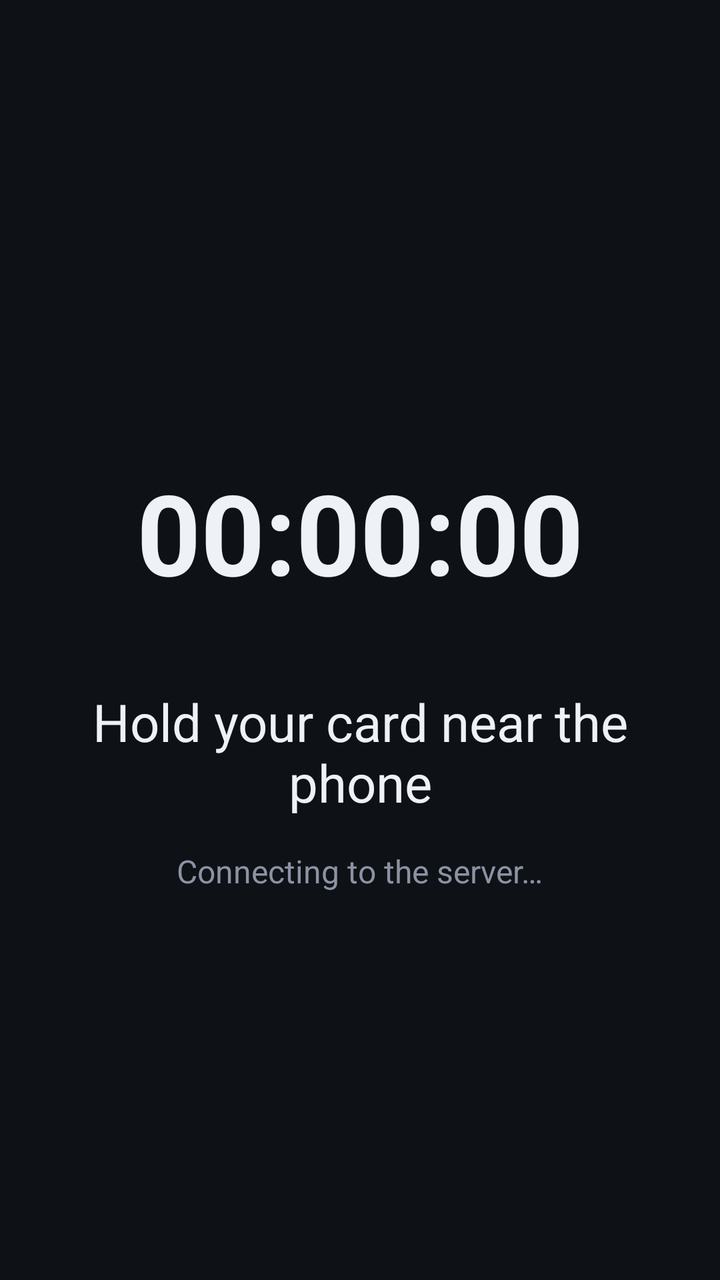
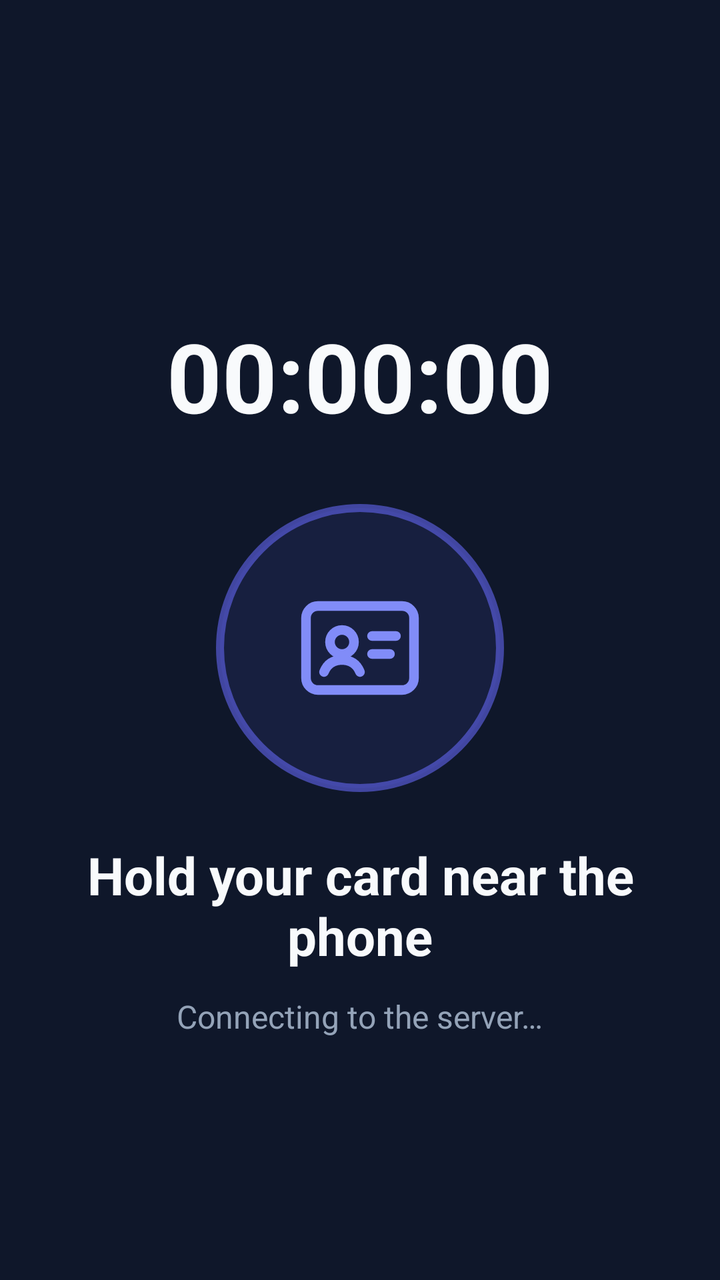

Screens rendered from an Android XML layout before and after an edit, with the pre-edit source and the edit as a unified diff.
<!-- AndroidManifest.xml: activity theme android:Theme.Material.NoActionBar.Fullscreen -->
<!-- res/layout/activity_kiosk.xml -->
<?xml version="1.0" encoding="utf-8"?>
<FrameLayout xmlns:android="http://schemas.android.com/apk/res/android"
    android:layout_width="match_parent"
    android:layout_height="match_parent"
    android:background="#0E1116"
    android:keepScreenOn="true">

    
    <WebView
        android:id="@+id/web"
        android:layout_width="match_parent"
        android:layout_height="match_parent"
        android:background="#0E1116"
        android:visibility="invisible" />

    
    <LinearLayout
        android:id="@+id/nativeScreen"
        android:layout_width="match_parent"
        android:layout_height="match_parent"
        android:gravity="center"
        android:orientation="vertical"
        android:padding="24dp">

        <TextView
            android:id="@+id/doorName"
            android:layout_width="wrap_content"
            android:layout_height="wrap_content"
            android:textColor="#8B93A3"
            android:textSize="20sp" />

        <TextClock
            android:layout_width="wrap_content"
            android:layout_height="wrap_content"
            android:layout_marginTop="8dp"
            android:format12Hour="HH:mm:ss"
            android:format24Hour="HH:mm:ss"
            android:textColor="#EEF1F6"
            android:textSize="56sp"
            android:textStyle="bold" />

        <TextView
            android:layout_width="wrap_content"
            android:layout_height="wrap_content"
            android:layout_marginTop="40dp"
            android:text="@string/ready"
            android:textAlignment="center"
            android:textColor="#EEF1F6"
            android:textSize="26sp" />

        <TextView
            android:id="@+id/nativeStatus"
            android:layout_width="wrap_content"
            android:layout_height="wrap_content"
            android:layout_marginTop="16dp"
            android:text="@string/connecting"
            android:textAlignment="center"
            android:textColor="#8B93A3"
            android:textSize="16sp" />
    </LinearLayout>

    
    <LinearLayout
        android:id="@+id/overlay"
        android:layout_width="match_parent"
        android:layout_height="match_parent"
        android:background="#0E1116"
        android:clickable="true"
        android:gravity="center"
        android:orientation="vertical"
        android:padding="24dp"
        android:visibility="gone">

        <TextView
            android:id="@+id/ovIcon"
            android:layout_width="160dp"
            android:layout_height="160dp"
            android:gravity="center"
            android:textSize="96sp"
            android:textStyle="bold" />

        <TextView
            android:id="@+id/ovTitle"
            android:layout_width="wrap_content"
            android:layout_height="wrap_content"
            android:layout_marginTop="20dp"
            android:textAlignment="center"
            android:textSize="30sp" />

        <TextView
            android:id="@+id/ovName"
            android:layout_width="wrap_content"
            android:layout_height="wrap_content"
            android:layout_marginTop="6dp"
            android:textAlignment="center"
            android:textColor="#EEF1F6"
            android:textSize="54sp"
            android:textStyle="bold" />

        <TextView
            android:id="@+id/ovSub"
            android:layout_width="wrap_content"
            android:layout_height="wrap_content"
            android:layout_marginTop="6dp"
            android:textAlignment="center"
            android:textColor="#8B93A3"
            android:textSize="20sp" />
    </LinearLayout>

    
    <TextView
        android:id="@+id/banner"
        android:layout_width="wrap_content"
        android:layout_height="wrap_content"
        android:layout_gravity="bottom|center_horizontal"
        android:layout_marginBottom="100dp"
        android:background="#2E1012"
        android:padding="12dp"
        android:textColor="#EEF1F6"
        android:textSize="15sp"
        android:visibility="gone" />

    
    <View
        android:id="@+id/adminCorner"
        android:layout_width="80dp"
        android:layout_height="80dp"
        android:layout_gravity="top|right" />
</FrameLayout>
<!-- resources referenced by this layout -->
<resources>
  <string name="connecting">Connecting to the server…</string>
  <string name="ready">Hold your card near the phone</string>
</resources>

<!-- the commit's change to res/layout/activity_kiosk.xml (unified diff, before → after) -->
@@ -2,7 +2,7 @@
 <FrameLayout xmlns:android="http://schemas.android.com/apk/res/android"
     android:layout_width="match_parent"
     android:layout_height="match_parent"
-    android:background="#0E1116"
+    android:background="@color/kiosk_bg"
     android:keepScreenOn="true">
 
     
@@ -10,7 +10,7 @@
         android:id="@+id/web"
         android:layout_width="match_parent"
         android:layout_height="match_parent"
-        android:background="#0E1116"
+        android:background="@color/kiosk_bg"
         android:visibility="invisible" />
 
     
@@ -26,7 +26,7 @@
             android:id="@+id/doorName"
             android:layout_width="wrap_content"
             android:layout_height="wrap_content"
-            android:textColor="#8B93A3"
+            android:textColor="@color/kiosk_muted"
             android:textSize="20sp" />
 
         <TextClock
@@ -35,27 +35,38 @@
             android:layout_marginTop="8dp"
             android:format12Hour="HH:mm:ss"
             android:format24Hour="HH:mm:ss"
-            android:textColor="#EEF1F6"
-            android:textSize="56sp"
+            android:textColor="@color/kiosk_text"
+            android:textSize="48sp"
             android:textStyle="bold" />
+
+        <ImageView
+            android:layout_width="144dp"
+            android:layout_height="144dp"
+            android:layout_marginTop="32dp"
+            android:background="@drawable/bg_idle_ring"
+            android:contentDescription="@null"
+            android:padding="36dp"
+            android:src="@drawable/ic_result_card"
+            android:tint="@color/kiosk_brand_soft" />
 
         <TextView
             android:layout_width="wrap_content"
             android:layout_height="wrap_content"
-            android:layout_marginTop="40dp"
+            android:layout_marginTop="24dp"
             android:text="@string/ready"
             android:textAlignment="center"
-            android:textColor="#EEF1F6"
-            android:textSize="26sp" />
+            android:textColor="@color/kiosk_text"
+            android:textSize="26sp"
+            android:textStyle="bold" />
 
         <TextView
             android:id="@+id/nativeStatus"
             android:layout_width="wrap_content"
             android:layout_height="wrap_content"
-            android:layout_marginTop="16dp"
+            android:layout_marginTop="12dp"
             android:text="@string/connecting"
             android:textAlignment="center"
-            android:textColor="#8B93A3"
+            android:textColor="@color/kiosk_muted"
             android:textSize="16sp" />
     </LinearLayout>
 
@@ -64,20 +75,19 @@
         android:id="@+id/overlay"
         android:layout_width="match_parent"
         android:layout_height="match_parent"
-        android:background="#0E1116"
+        android:background="@color/kiosk_bg"
         android:clickable="true"
         android:gravity="center"
         android:orientation="vertical"
         android:padding="24dp"
         android:visibility="gone">
 
-        <TextView
+        <ImageView
             android:id="@+id/ovIcon"
             android:layout_width="160dp"
             android:layout_height="160dp"
-            android:gravity="center"
-            android:textSize="96sp"
-            android:textStyle="bold" />
+            android:contentDescription="@null"
+            android:padding="40dp" />
 
         <TextView
             android:id="@+id/ovTitle"
@@ -85,15 +95,18 @@
             android:layout_height="wrap_content"
             android:layout_marginTop="20dp"
             android:textAlignment="center"
-            android:textSize="30sp" />
+            android:textSize="30sp"
+            android:textStyle="bold" />
 
         <TextView
             android:id="@+id/ovName"
             android:layout_width="wrap_content"
             android:layout_height="wrap_content"
             android:layout_marginTop="6dp"
+            android:ellipsize="end"
+            android:maxLines="2"
             android:textAlignment="center"
-            android:textColor="#EEF1F6"
+            android:textColor="@color/kiosk_text"
             android:textSize="54sp"
             android:textStyle="bold" />
 
@@ -103,7 +116,7 @@
             android:layout_height="wrap_content"
             android:layout_marginTop="6dp"
             android:textAlignment="center"
-            android:textColor="#8B93A3"
+            android:textColor="@color/kiosk_muted"
             android:textSize="20sp" />
     </LinearLayout>
 
@@ -114,9 +127,12 @@
         android:layout_height="wrap_content"
         android:layout_gravity="bottom|center_horizontal"
         android:layout_marginBottom="100dp"
-        android:background="#2E1012"
-        android:padding="12dp"
-        android:textColor="#EEF1F6"
+        android:background="@drawable/bg_banner"
+        android:paddingLeft="20dp"
+        android:paddingRight="20dp"
+        android:paddingTop="10dp"
+        android:paddingBottom="10dp"
+        android:textColor="@color/kiosk_warn_text"
         android:textSize="15sp"
         android:visibility="gone" />
 
<!-- resource entries referenced after the edit -->
@@ -1,5 +1,30 @@
 <!-- resources referenced by this layout -->
 <resources>
+  <color name="kiosk_bg">#0F172A</color>
+  <color name="kiosk_brand_soft">#818CF8</color>
+  <color name="kiosk_muted">#94A3B8</color>
+  <color name="kiosk_text">#F8FAFC</color>
+  <color name="kiosk_warn_text">#FCD34D</color>
+  <!-- drawable bg_banner (drawable) -->
+  <?xml version="1.0" encoding="utf-8"?>
+  <shape xmlns:android="http://schemas.android.com/apk/res/android" android:shape="rectangle">
+      <solid android:color="#26F59E0B"/>
+      <stroke android:width="1dp" android:color="#99F59E0B"/>
+      <corners android:radius="999dp"/>
+  </shape>
+  <!-- drawable bg_idle_ring (drawable) -->
+  <?xml version="1.0" encoding="utf-8"?>
+  <shape xmlns:android="http://schemas.android.com/apk/res/android" android:shape="oval">
+      <solid android:color="#1A6366F1"/>
+      <stroke android:width="4dp" android:color="#996366F1"/>
+  </shape>
+  <!-- drawable ic_result_card (drawable) -->
+  <?xml version="1.0" encoding="utf-8"?>
+  <vector xmlns:android="http://schemas.android.com/apk/res/android"
+      android:width="24dp" android:height="24dp" android:viewportWidth="24" android:viewportHeight="24">
+      <path android:pathData="M5,5h14a2,2 0,0 1,2 2v10a2,2 0,0 1,-2 2H5a2,2 0,0 1,-2 -2V7a2,2 0,0 1,2 -2z" android:fillColor="#00000000" android:strokeColor="#FFFFFFFF" android:strokeWidth="1.6" android:strokeLineCap="round" android:strokeLineJoin="round"/>
+      <path android:pathData="M9,9a2,2 0,1 1,0 4a2,2 0,1 1,0 -4zM6,16c0.6,-1.5 1.7,-2 3,-2s2.4,0.5 3,2M14,10h4M14,13h3" android:fillColor="#00000000" android:strokeColor="#FFFFFFFF" android:strokeWidth="1.6" android:strokeLineCap="round" android:strokeLineJoin="round"/>
+  </vector>
   <string name="connecting">Connecting to the server…</string>
   <string name="ready">Hold your card near the phone</string>
 </resources>
